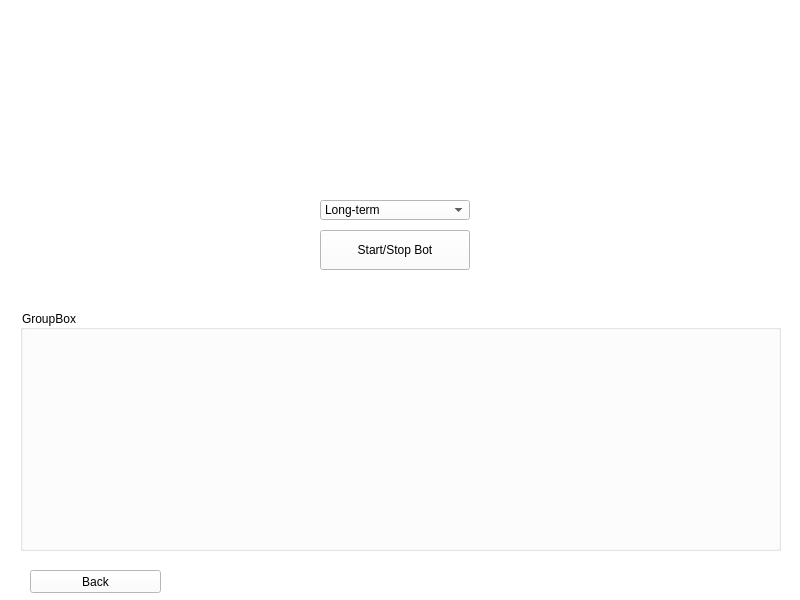
Above: freqtrade/GUI/livetrading.ui from Sypers/SeniorProject before the change. Below: the same form after it.
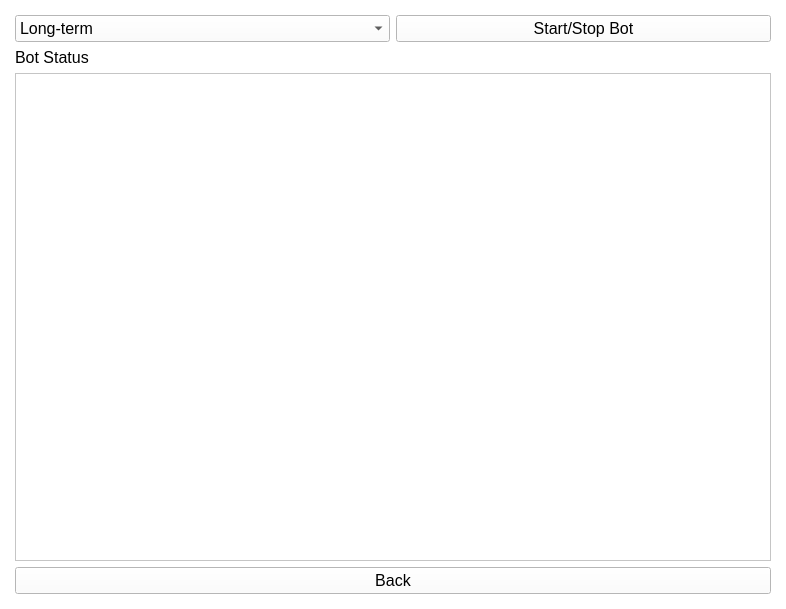
That is the form after the change.

Commit message: Improved Interface Design

What changed in the file:
```diff
--- a/freqtrade/GUI/livetrading.ui
+++ b/freqtrade/GUI/livetrading.ui
@@ -6,8 +6,8 @@
    <rect>
     <x>0</x>
     <y>0</y>
-    <width>800</width>
-    <height>600</height>
+    <width>786</width>
+    <height>609</height>
    </rect>
   </property>
   <property name="windowTitle">
@@ -17,14 +17,28 @@
    <string notr="true">background-color: rgb(255, 255, 255);</string>
   </property>
   <widget class="QWidget" name="centralwidget">
+   <layout class="QGridLayout" name="gridLayout">
+    <property name="leftMargin">
+     <number>15</number>
+    </property>
+    <property name="topMargin">
+     <number>15</number>
+    </property>
+    <property name="rightMargin">
+     <number>15</number>
+    </property>
+    <property name="bottomMargin">
+     <number>15</number>
+    </property>
+    <item row="3" column="0" colspan="2">
+     <widget class="QPlainTextEdit" name="plainTextEdit"/>
+    </item>
+    <item row="1" column="0">
    <widget class="QComboBox" name="comboBox">
-    <property name="geometry">
-     <rect>
-      <x>320</x>
-      <y>200</y>
-      <width>150</width>
-      <height>20</height>
-     </rect>
+      <property name="font">
+       <font>
+        <pointsize>12</pointsize>
+       </font>
     </property>
     <item>
      <property name="text">
@@ -42,45 +56,50 @@
      </property>
     </item>
    </widget>
+    </item>
+    <item row="1" column="1">
    <widget class="QPushButton" name="start_stop">
-    <property name="geometry">
-     <rect>
-      <x>320</x>
-      <y>230</y>
-      <width>150</width>
-      <height>40</height>
-     </rect>
+      <property name="font">
+       <font>
+        <pointsize>12</pointsize>
+       </font>
     </property>
     <property name="text">
      <string>Start/Stop Bot</string>
     </property>
    </widget>
-   <widget class="QGroupBox" name="groupBox">
-    <property name="geometry">
-     <rect>
-      <x>20</x>
-      <y>310</y>
-      <width>761</width>
-      <height>241</height>
-     </rect>
-    </property>
-    <property name="title">
-     <string>GroupBox</string>
-    </property>
-   </widget>
+    </item>
+    <item row="2" column="0">
+     <widget class="QLabel" name="label">
+      <property name="font">
+       <font>
+        <pointsize>12</pointsize>
+       </font>
+      </property>
+      <property name="text">
+       <string>Bot Status</string>
+      </property>
+      <property name="textFormat">
+       <enum>Qt::AutoText</enum>
+      </property>
+      <property name="scaledContents">
+       <bool>false</bool>
+      </property>
+     </widget>
+    </item>
+    <item row="4" column="0" colspan="2">
    <widget class="QPushButton" name="back">
-    <property name="geometry">
-     <rect>
-      <x>30</x>
-      <y>570</y>
-      <width>131</width>
-      <height>23</height>
-     </rect>
+      <property name="font">
+       <font>
+        <pointsize>12</pointsize>
+       </font>
     </property>
     <property name="text">
      <string>Back</string>
     </property>
    </widget>
+    </item>
+   </layout>
   </widget>
  </widget>
  <resources/>
```
Lines whose indentation alone changed are shown as unchanged. The commit also changes 5 other files.
